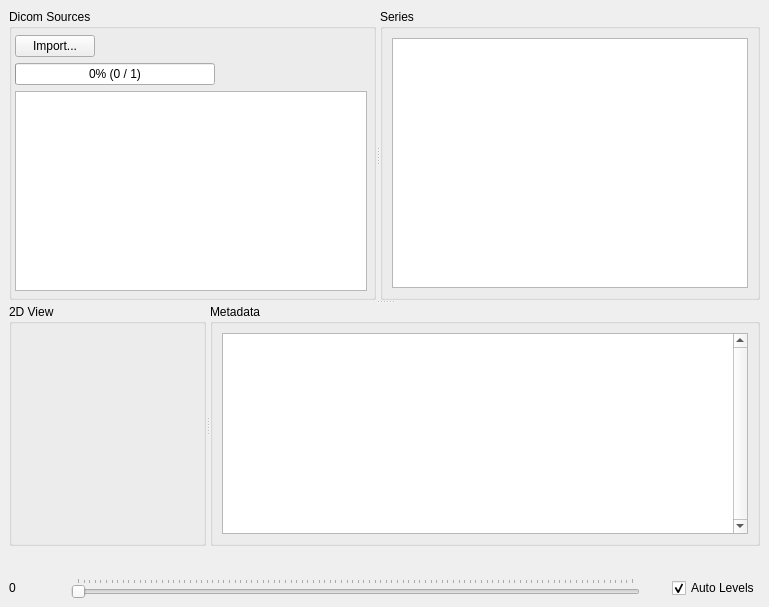
ericspod/DicomBrowser, file res/DicomBrowserWin.ui: the form before one commit.
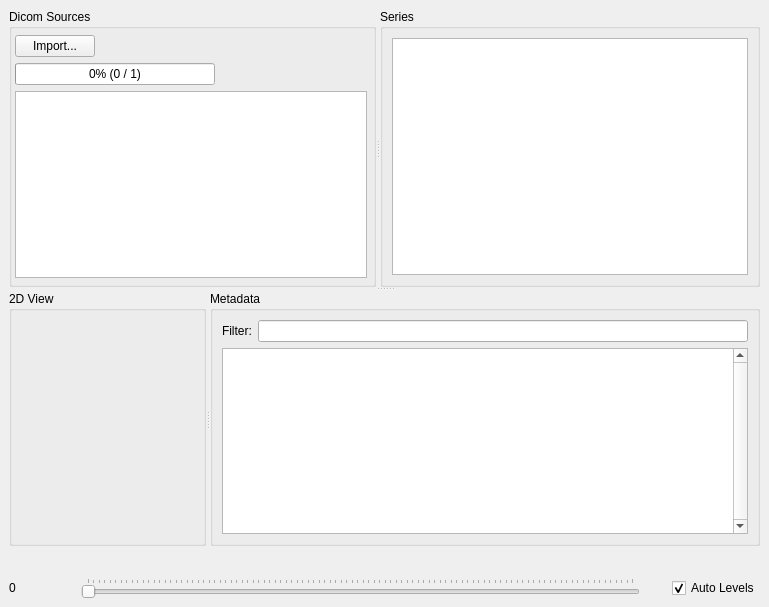
The form after the commit. Icons and pictures are not drawn.

```diff
--- a/res/DicomBrowserWin.ui
+++ b/res/DicomBrowserWin.ui
@@ -211,7 +211,7 @@
             <string>Metadata</string>
            </property>
            <layout class="QGridLayout" name="gridLayout_5">
-            <item row="0" column="0">
+            <item row="1" column="0">
              <widget class="QTreeView" name="tagView">
               <property name="verticalScrollBarPolicy">
                <enum>Qt::ScrollBarAlwaysOn</enum>
@@ -239,6 +239,23 @@
               </property>
              </widget>
             </item>
+            <item row="0" column="0">
+             <layout class="QHBoxLayout" name="horizontalLayout_3">
+              <property name="topMargin">
+               <number>0</number>
+              </property>
+              <item>
+               <widget class="QLabel" name="label">
+                <property name="text">
+                 <string>Filter:</string>
+                </property>
+               </widget>
+              </item>
+              <item>
+               <widget class="QLineEdit" name="filterLine"/>
+              </item>
+             </layout>
+            </item>
            </layout>
           </widget>
          </widget>
@@ -258,13 +275,13 @@
             </property>
             <property name="minimumSize">
              <size>
-              <width>30</width>
+              <width>40</width>
               <height>0</height>
              </size>
             </property>
             <property name="maximumSize">
              <size>
-              <width>30</width>
+              <width>40</width>
               <height>16777215</height>
              </size>
             </property>
```
Left out of the diff: 6 changed lines with no effect on the pictures.
